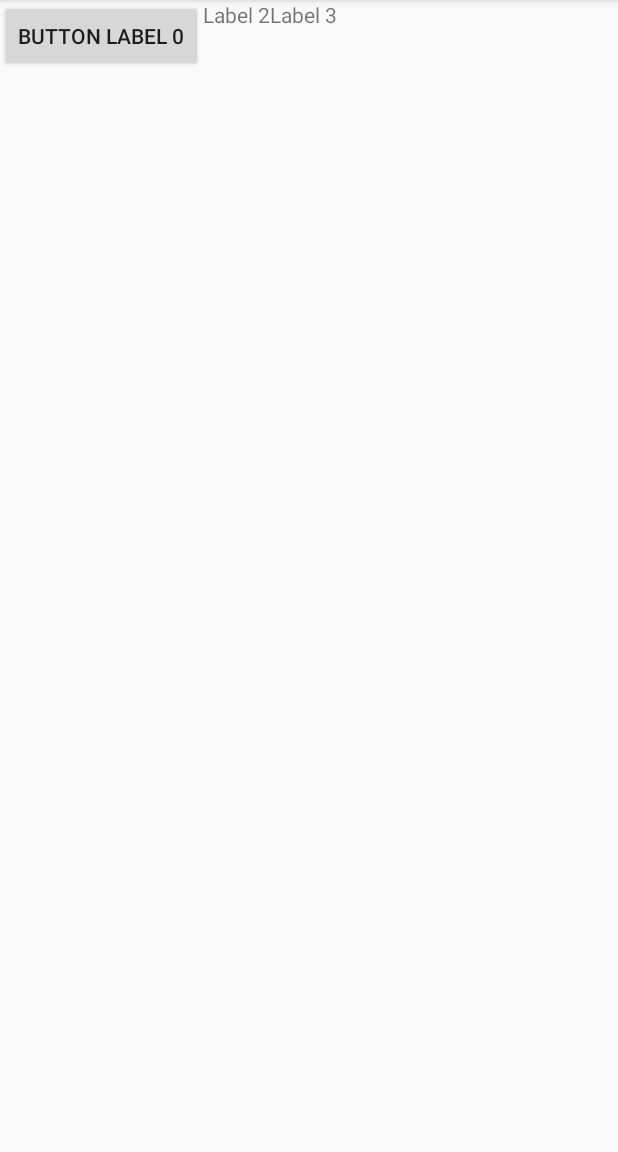
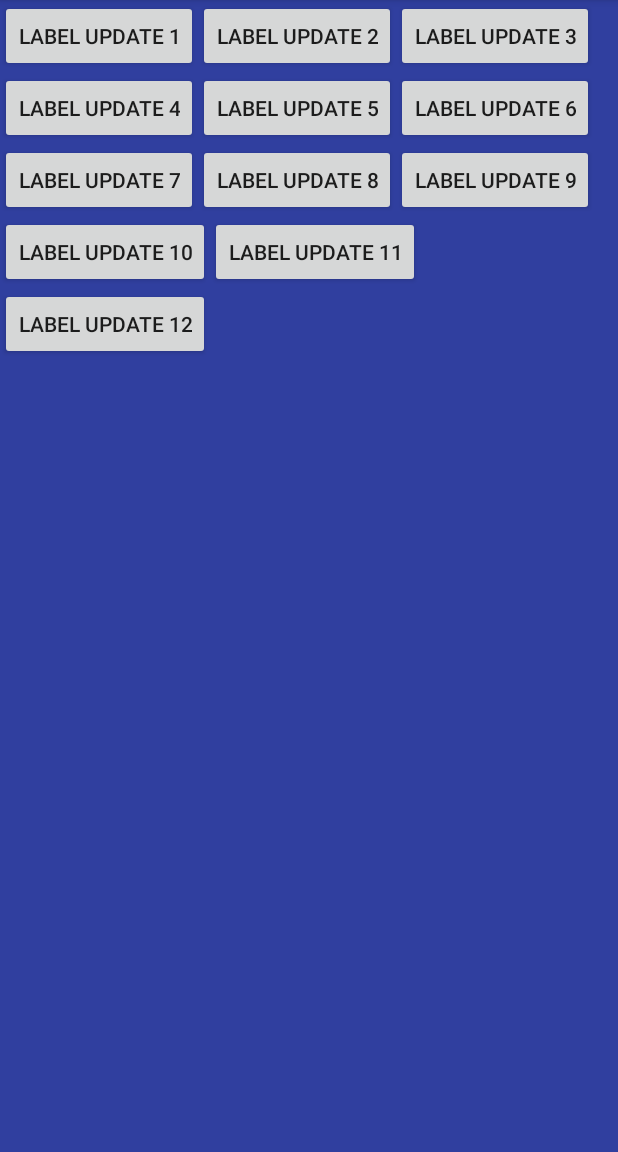
Before and after one commit to dinzdale/SnakeLayout, an Android app: the screen it shows after launch (MainActivity), on a phone screen of 412 x 824 dp, the part 84-1236 px from its top. Run offline under Robolectric (Android 15) with nearby library versions, the phone set to English and light mode, and no system bars; our stand-ins replace data binding; 17 statements that could not run were skipped.

Commit message:
Add button dimensions

```diff
--- a/app/src/main/java/com/snakelayout/gary_jacobs/infragisiticstasksnakelayout/MainActivity.java
+++ b/app/src/main/java/com/snakelayout/gary_jacobs/infragisiticstasksnakelayout/MainActivity.java
@@ -4,26 +4,21 @@ import android.databinding.DataBindingUtil;
 import android.support.v7.app.AppCompatActivity;
 import android.os.Bundle;
 import android.util.Log;
-import android.view.ViewGroup;
-import android.widget.Button;
-import android.widget.TextView;
 
 import com.snakelayout.gary_jacobs.infragisiticstasksnakelayout.databinding.ActivityMainBinding;
-import com.snakelayout.gary_jacobs.infragisiticstasksnakelayout.model.ButtonModel;
+import com.snakelayout.gary_jacobs.infragisiticstasksnakelayout.model.ButtonModelView;
 
 public class MainActivity extends AppCompatActivity {
 
     SnakeLayout snakeLayout;
-    ButtonModel buttonModel;
+    ButtonModelView buttonModelView;
 
     @Override
     protected void onCreate(Bundle savedInstanceState) {
         super.onCreate(savedInstanceState);
-        //setContentView(R.layout.activity_main);
         ActivityMainBinding binding = DataBindingUtil.setContentView(this, R.layout.activity_main);
-        buttonModel = new ButtonModel();
-        buttonModel.setButtonLabel("Button Label Set!");
-        binding.setButtonVM(buttonModel);
+        buttonModelView = new ButtonModelView();
+        binding.setButtonVM(buttonModelView);
         snakeLayout = (SnakeLayout) findViewById(R.id.snake_layout);
 
 
@@ -32,7 +27,6 @@ public class MainActivity extends AppCompatActivity {
     @Override
     protected void onResume() {
         super.onResume();
-        buttonModel.setButtonLabel("On Resume!!!");
         loadData.start();
     }
 
@@ -41,9 +35,11 @@ public class MainActivity extends AppCompatActivity {
         @Override
         public void run() {
             for (int i = 0; i < 3; i++) {
-                buttonModel.setButtonLabel("Button Label " + i);
+                for (int x = 0; x < 12; x++) {
+                    buttonModelView.setButtonValues(x, "Label Update " + (x + i), x%2);
+                }
                 try {
-                    Thread.sleep(1000 * 5);
+                    Thread.sleep(1000 * 3);
                 } catch (Exception ex) {
                     Log.d("10", "Error in Thread", ex);
                 }
--- a/app/src/main/java/com/snakelayout/gary_jacobs/infragisiticstasksnakelayout/model/ButtonModel.java
+++ /dev/null
@@ -1,26 +0,0 @@
-package com.snakelayout.gary_jacobs.infragisiticstasksnakelayout.model;
-
-import android.databinding.BaseObservable;
-import android.databinding.Bindable;
-
-import com.snakelayout.gary_jacobs.infragisiticstasksnakelayout.BR;
-
-import java.util.Observable;
-
-/**
- * Created by Gary Jacobs on 3/9/16.
- */
-public class ButtonModel extends BaseObservable {
-
-    private String buttonLabel = "buttonLabel";
-
-    @Bindable
-    public String getButtonLabel() {
-        return buttonLabel;
-    }
-
-    public void setButtonLabel(String buttonLabel) {
-        this.buttonLabel = buttonLabel;
-        notifyPropertyChanged(BR.buttonLabel);
-    }
-}
--- /dev/null
+++ b/app/src/main/java/com/snakelayout/gary_jacobs/infragisiticstasksnakelayout/model/ButtonModelView.java
@@ -0,0 +1,68 @@
+package com.snakelayout.gary_jacobs.infragisiticstasksnakelayout.model;
+
+import android.databinding.BaseObservable;
+import android.databinding.Bindable;
+import android.databinding.BindingAdapter;
+import android.view.View;
+import android.view.ViewGroup;
+
+import com.snakelayout.gary_jacobs.infragisiticstasksnakelayout.BR;
+
+import java.util.ArrayList;
+import java.util.List;
+
+
+/**
+ * Created by Gary Jacobs on 3/10/16.
+ */
+public class ButtonModelView extends BaseObservable {
+
+    private List<String> buttonLabelList = new ArrayList<>();
+    private List<Integer> buttonWidthList = new ArrayList<>();
+
+    @Bindable
+    public List<String> getButtonLabelList() {
+        return buttonLabelList;
+    }
+
+    @Bindable
+    public List<Integer> getButtonWidthList() {
+        return buttonWidthList;
+    }
+
+    @BindingAdapter("android:paddingLeft")
+    public static void setPaddingLeft(View view, int padding) {
+        view.setPadding(padding, view.getPaddingTop(), view.getPaddingRight(), view.getPaddingBottom());
+    }
+
+    @BindingAdapter("android:paddingRight")
+    public static void setPaddingRight(View view, int padding) {
+        view.setPadding(view.getPaddingLeft(), view.getPaddingTop(), padding, view.getPaddingBottom());
+    }
+
+    @BindingAdapter("android:paddingTop")
+    public static void setPaddingTop(View view, int padding) {
+        view.setPadding(view.getPaddingLeft(), padding, view.getPaddingRight(), view.getPaddingBottom());
+
+    }
+
+    @BindingAdapter("android:paddingBottom")
+    public static void setPaddingBottom(View view, int padding) {
+        view.setPadding(view.getPaddingLeft(), view.getPaddingTop(), view.getPaddingRight(), padding);
+
+    }
+
+    public void setButtonValues(int index, String value, int width) {
+        if (index >= buttonLabelList.size()) {
+            buttonLabelList.add(value);
+            buttonWidthList.add(new Integer(width));
+        } else {
+            buttonLabelList.set(index, value);
+            buttonWidthList.set(index, new Integer(width));
+        }
+        notifyPropertyChanged(BR.buttonLabelList);
+        notifyPropertyChanged(BR.buttonWidthList);
+    }
+
+
+}
--- a/app/src/main/res/layout/activity_main.xml
+++ b/app/src/main/res/layout/activity_main.xml
@@ -1,37 +1,103 @@
 <?xml version="1.0" encoding="utf-8"?>
 <layout xmlns:android="http://schemas.android.com/apk/res/android">
+
     <data>
-        <import type="android.databinding.ObservableArrayList" />
+
         <variable
             name="buttonVM"
-            type="com.snakelayout.gary_jacobs.infragisiticstasksnakelayout.model.ButtonModel" />
+            type="com.snakelayout.gary_jacobs.infragisiticstasksnakelayout.model.ButtonModelView" />
+
     </data>
+
     <FrameLayout
-        android:id="@+id/topcontainerFL"
+        android:id="@+id/scrollView"
         android:layout_width="match_parent"
         android:layout_height="match_parent">
 
         <com.snakelayout.gary_jacobs.infragisiticstasksnakelayout.SnakeLayout
             android:id="@+id/snake_layout"
             android:layout_width="match_parent"
-            android:layout_height="match_parent">
+            android:layout_height="match_parent"
+            android:background="@color/colorPrimaryDark">
 
             <Button
                 android:layout_width="wrap_content"
                 android:layout_height="wrap_content"
-                android:text="@{buttonVM.buttonLabel}" />
+                android:paddingLeft="@{buttonVM.buttonWidthList[0] == 0 ? @dimen/button_width_small : @dimen/button_width_medium }"
+                android:paddingRight="@{buttonVM.buttonWidthList[0] == 0 ? @dimen/button_width_small : @dimen/button_width_medium }"
+                android:text="@{buttonVM.buttonLabelList[0]}" />
 
-            <TextView
+            <Button
                 android:layout_width="wrap_content"
                 android:layout_height="wrap_content"
-                android:layout_margin="100dp"
-                android:text="Label 2" />
+                android:paddingTop="@{buttonVM.buttonWidthList[1] == 0 ? @dimen/button_width_small : @dimen/button_width_medium }"
+                android:paddingBottom="@{buttonVM.buttonWidthList[1] == 0 ? @dimen/button_width_small : @dimen/button_width_medium }"
+              android:text="@{buttonVM.buttonLabelList[1]}" />
 
-            <TextView
+            <Button
                 android:layout_width="wrap_content"
                 android:layout_height="wrap_content"
-                android:layout_margin="100dp"
-                android:text="Label 3" />
+                android:padding="@{buttonVM.buttonWidthList[2] == 0 ? @dimen/button_width_small : @dimen/button_width_medium }"
+                android:text="@{buttonVM.buttonLabelList[2]}" />
+
+            <Button
+                android:layout_width="wrap_content"
+                android:layout_height="wrap_content"
+                android:paddingTop="@{buttonVM.buttonWidthList[3] == 0 ? @dimen/button_width_small : @dimen/button_width_medium }"
+                android:paddingBottom="@{buttonVM.buttonWidthList[3] == 0 ? @dimen/button_width_small : @dimen/button_width_medium }"
+                android:text="@{buttonVM.buttonLabelList[3]}" />
+
+            <Button
+                android:layout_width="wrap_content"
+                android:layout_height="wrap_content"
+                android:paddingTop="@{buttonVM.buttonWidthList[4] == 0 ? @dimen/button_width_small : @dimen/button_width_medium }"
+                android:paddingBottom="@{buttonVM.buttonWidthList[4] == 0 ? @dimen/button_width_small : @dimen/button_width_medium }"
+                android:text="@{buttonVM.buttonLabelList[4]}" />
+
+            <Button
+                android:layout_width="wrap_content"
+                android:layout_height="wrap_content"
+                android:padding="@{buttonVM.buttonWidthList[5] == 0 ? @dimen/button_width_small : @dimen/button_width_medium }"
+                android:text="@{buttonVM.buttonLabelList[5]}" />
+
+            <Button
+                android:layout_width="wrap_content"
+                android:layout_height="wrap_content"
+                android:text="@{buttonVM.buttonLabelList[6]}" />
+
+            <Button
+                android:layout_width="wrap_content"
+                android:layout_height="wrap_content"
+                android:text="@{buttonVM.buttonLabelList[7]}" />
+
+            <Button
+                android:layout_width="wrap_content"
+                android:layout_height="wrap_content"
+                android:paddingTop="@{buttonVM.buttonWidthList[8] == 0 ? @dimen/button_width_small : @dimen/button_width_medium }"
+                android:paddingBottom="@{buttonVM.buttonWidthList[8] == 0 ? @dimen/button_width_small : @dimen/button_width_medium }"
+                android:text="@{buttonVM.buttonLabelList[8]}" />
+
+            <Button
+                android:layout_width="wrap_content"
+                android:layout_height="wrap_content"
+                android:padding="@{buttonVM.buttonWidthList[9] == 0 ? @dimen/button_width_small : @dimen/button_width_medium }"
+                android:text="@{buttonVM.buttonLabelList[9]}" />
+
+            <Button
+                android:layout_width="wrap_content"
+                android:layout_height="wrap_content"
+                android:paddingTop="@{buttonVM.buttonWidthList[10] == 0 ? @dimen/button_width_small : @dimen/button_width_medium }"
+                android:paddingBottom="@{buttonVM.buttonWidthList[10] == 0 ? @dimen/button_width_small : @dimen/button_width_medium }"
+                android:text="@{buttonVM.buttonLabelList[10]}" />
+
+            <Button
+                android:layout_width="wrap_content"
+                android:layout_height="wrap_content"
+                android:paddingleft="@{buttonVM.buttonWidthList[11] == 0 ? @dimen/button_width_small : @dimen/button_width_medium }"
+                android:paddingRight="@{buttonVM.buttonWidthList[11] == 0 ? @dimen/button_width_small : @dimen/button_width_medium }"
+                android:text="@{buttonVM.buttonLabelList[11]}" />
+
+
         </com.snakelayout.gary_jacobs.infragisiticstasksnakelayout.SnakeLayout>
     </FrameLayout>
 </layout>
--- a/app/src/main/res/values/dimens.xml
+++ b/app/src/main/res/values/dimens.xml
@@ -2,4 +2,7 @@
     <!-- Default screen margins, per the Android Design guidelines. -->
     <dimen name="activity_horizontal_margin">16dp</dimen>
     <dimen name="activity_vertical_margin">16dp</dimen>
+    <dimen name="button_width_small">10dp</dimen>
+    <dimen name="button_width_medium">35dp</dimen>
+    <dimen name="button_width_large">50dp</dimen>
 </resources>
```
